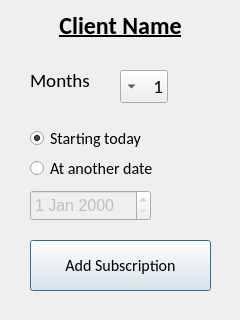
maxfontani/subscription-manager, file UI/Add_Sub.ui: the form before one commit.
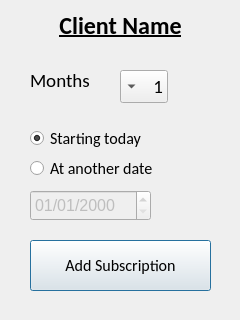
The form after the commit.

```diff
--- a/UI/Add_Sub.ui
+++ b/UI/Add_Sub.ui
@@ -30,6 +30,9 @@
      <pointsize>12</pointsize>
     </font>
    </property>
+   <property name="displayFormat">
+    <string notr="true">dd/MM/yyyy</string>
+   </property>
   </widget>
   <widget class="QLabel" name="label1">
    <property name="geometry">
```
